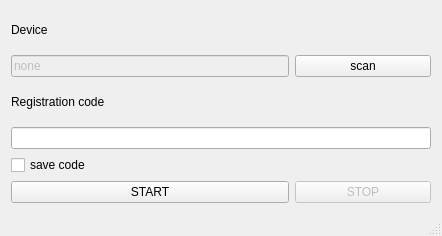
First picture: the form in mainwindow.ui, repository geroysasha/personal_ch_mobile, before the edit.
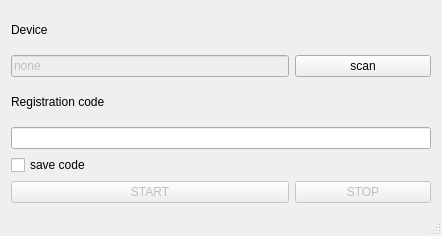
Second picture: the form after the edit.

```diff
--- a/mainwindow.ui
+++ b/mainwindow.ui
@@ -91,7 +91,10 @@
      </widget>
     </item>
     <item row="5" column="0" colspan="2">
-     <widget class="QPushButton" name="pushButton_2">
+     <widget class="QPushButton" name="pushButton_start">
+      <property name="enabled">
+       <bool>false</bool>
+      </property>
       <property name="text">
        <string>START</string>
       </property>
```
Left out of the diff: 2 changed lines with no effect on the pictures.
